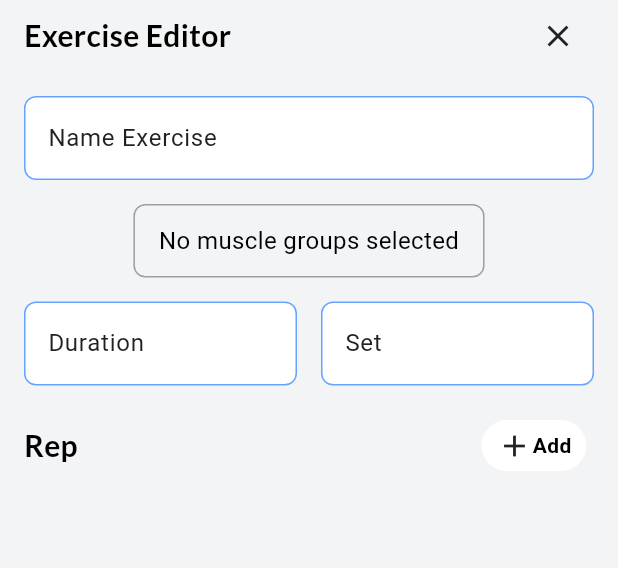
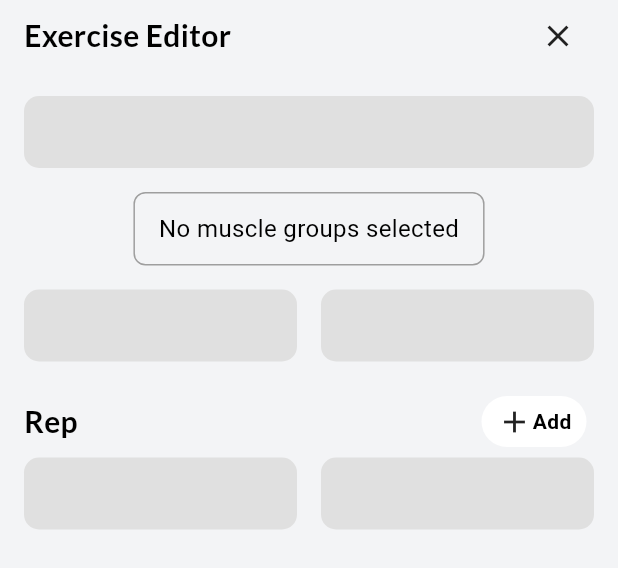
Before and after one commit to amanzetti/clocktrain, a Flutter app: the ExereciseEditor widget shown alone on an empty page, opened directly, on a phone screen of 412 x 824 dp. Shown: the top 568 px of the screen. Run offline on Flutter 3.47's test engine with Material 3 defaults, Android fonts, the phone set to English and light mode, and no system bars; our stand-ins replace audioplayers, cloud_firestore, firebase_core, flutter_riverpod, freezed_annotation, go_router and 5 more; accounts and stored records are empty; Roboto replaces fonts that are missing (Ubuntu).

Commit message:
refactor widget

```diff
--- a/lib/presentation/pages/dashboard/dashboard_page.dart
+++ b/lib/presentation/pages/dashboard/dashboard_page.dart
@@ -212,8 +212,8 @@ class DashboardPage extends ConsumerWidget {
             ),
           ],
         ),
-        AppCard(
-          padding: const EdgeInsets.all(16),
+        const AppCard(
+          padding: EdgeInsets.all(16),
           height: 200,
           color: Colors.white,
         ),
--- a/lib/presentation/pages/sheet/flow_manage_workout/exerecise_editor.dart
+++ b/lib/presentation/pages/sheet/flow_manage_workout/exerecise_editor.dart
@@ -1,16 +1,16 @@
-import 'package:clocktrain/presentation/themes/app_asset.dart';
 import 'package:clocktrain/presentation/themes/app_color.dart';
-import 'package:clocktrain/presentation/themes/app_typography.dart';
-import 'package:clocktrain/presentation/widgets/atoms/elevated_rounded_button.dart';
 import 'package:clocktrain/presentation/widgets/atoms/spacer_sized_box.dart';
+import 'package:clocktrain/presentation/widgets/atoms/text_filed_exercise_tile.dart';
 import 'package:clocktrain/presentation/widgets/molecules/app_time_picker.dart';
 import 'package:clocktrain/presentation/widgets/molecules/dropdown.dart';
+import 'package:clocktrain/presentation/widgets/organisms/header_with_action_button.dart';
+import 'package:clocktrain/presentation/widgets/organisms/header_with_close_button.dart';
 import 'package:flutter/material.dart';
-import 'package:go_router/go_router.dart';
 
 class ExereciseEditor extends StatelessWidget {
   ExereciseEditor({super.key});
 
+  final _nameControler = TextEditingController();
   final _durationControler = TextEditingController();
   final _setControler = TextEditingController();
 
@@ -19,15 +19,18 @@ class ExereciseEditor extends StatelessWidget {
     return Material(
       color: AppColor.instance.surface,
       child: SafeArea(
-        minimum: EdgeInsets.symmetric(horizontal: 16),
+        minimum: const EdgeInsets.symmetric(horizontal: 16),
         child: SingleChildScrollView(
           child: Column(
             children: [
-              _buildNavBar(context, 'Exercise Editor'),
+              HeaderWithCloseButton(title: 'Exercise Editor'),
               const SpacerSizedBox(
                   spacerType: SpacerType.vertical,
                   spacerSize: SpacerSize.medium),
-              _buildTextField('Name Exercise'),
+              TextFiledExerciseTile(
+                controller: _nameControler,
+                enabled: true,
+              ),
               const SpacerSizedBox(
                   spacerType: SpacerType.vertical,
                   spacerSize: SpacerSize.medium),
@@ -37,19 +40,38 @@ class ExereciseEditor extends StatelessWidget {
                   spacerSize: SpacerSize.medium),
               Row(
                 children: [
-                  _buildTextFieldFunction(context, _durationControler,
-                      TimePickerType.minuteSecond, 'Duration', 'Duration'),
+                  Flexible(
+                    child: TextFiledExerciseTile(
+                      controller: _durationControler,
+                      enabled: true,
+                      readOnly: true,
+                      onTap: () => _showCupertinoTimerPicker(
+                          context,
+                          _durationControler,
+                          TimePickerType.minuteSecond,
+                          'Duration',
+                          'Duration'),
+                    ),
+                  ),
                   const SpacerSizedBox(
                       spacerType: SpacerType.horizontal,
                       spacerSize: SpacerSize.medium),
-                  _buildTextFieldFunction(context, _setControler,
-                      TimePickerType.interval, 'Set', 'Set'),
+                  Flexible(
+                    child: TextFiledExerciseTile(
+                      controller: _setControler,
+                      enabled: true,
+                      readOnly: true,
+                      onTap: () => _showCupertinoTimerPicker(context,
+                          _setControler, TimePickerType.interval, 'Set', 'Set'),
+                    ),
+                  ),
                 ],
               ),
               const SpacerSizedBox(
                   spacerType: SpacerType.vertical,
                   spacerSize: SpacerSize.medium),
-              _buildNavBarAdd(context, 'Rep'),
+              HeaderWithActionButton(title: 'Rep'),
+              _repList(),
               // _buildTextField('Reps'),
               // const SpacerSizedBox(
               //     spacerType: SpacerType.vertical,
@@ -62,51 +84,6 @@ class ExereciseEditor extends StatelessWidget {
             ],
           ),
         ),
-      ),
-    );
-  }
-
-  Widget _buildNavBar(BuildContext context, String title) {
-    return Container(
-        child: Row(
-      mainAxisAlignment: MainAxisAlignment.spaceBetween,
-      children: [
-        Text(title, style: AppTypography().titleS),
-        IconButton(
-            onPressed: () {
-              context.pop();
-            },
-            icon: AppAsset.close)
-      ],
-    ));
-  }
-
-  Widget _buildNavBarAdd(BuildContext context, String title) {
-    return Container(
-        child: Row(
-      mainAxisAlignment: MainAxisAlignment.spaceBetween,
-      children: [
-        Text(title, style: AppTypography().titleS),
-        ElevatedNotchRoundedButton(
-            // onTap: () {
-            //   context.push(AppPath.sheetListPage + AppPath.workoutEditorPage);
-            // },
-            // onTap: () {
-            //   showDialog(
-            //       useSafeArea: false,
-            //       context: context,
-            //       builder: (context) => ExereciseEditor());
-            // },
-            )
-      ],
-    ));
-  }
-
-  Widget _buildTextField(String label) {
-    return TextField(
-      controller: TextEditingController(),
-      decoration: InputDecoration(
-        labelText: label,
       ),
     );
   }
@@ -141,23 +118,29 @@ class ExereciseEditor extends StatelessWidget {
     );
   }
 
-  Widget _buildTextFieldFunction(
-      BuildContext context,
-      TextEditingController controller,
-      TimePickerType timePickerType,
-      String label,
-      String hint) {
-    return Flexible(
-      child: TextField(
-        controller: controller,
-        readOnly: true,
-        onTap: () => _showCupertinoTimerPicker(
-            context, controller, timePickerType, label, hint),
-        decoration: InputDecoration(
-          labelText: label,
-          hintText: hint,
+  Widget _repList() {
+    return Wrap(
+      children: [
+        Row(
+          children: [
+            Flexible(
+              child: TextFiledExerciseTile(
+                controller: _nameControler,
+                enabled: true,
+              ),
+            ),
+            const SpacerSizedBox(
+                spacerType: SpacerType.horizontal,
+                spacerSize: SpacerSize.medium),
+            Flexible(
+              child: TextFiledExerciseTile(
+                controller: _nameControler,
+                enabled: true,
+              ),
+            ),
+          ],
         ),
-      ),
+      ],
     );
   }
 }
--- a/lib/presentation/widgets/atoms/text_filed_exercise_tile.dart
+++ b/lib/presentation/widgets/atoms/text_filed_exercise_tile.dart
@@ -7,11 +7,15 @@ class TextFiledExerciseTile extends ConsumerWidget {
   final TextEditingController controller;
   final bool enabled;
   final EdgeInsets? padding;
+  final bool readOnly;
+  final void Function()? onTap;
 
   const TextFiledExerciseTile({
     required this.controller,
     required this.enabled,
     this.padding,
+    this.readOnly = false,
+    this.onTap,
     super.key,
   });
 
@@ -20,8 +24,9 @@ class TextFiledExerciseTile extends ConsumerWidget {
     return Padding(
       padding: padding ?? const EdgeInsets.all(0),
       child: TextField(
-        readOnly: !enabled,
+        readOnly: readOnly,
         enabled: enabled,
+        onTap: onTap,
         textAlign: TextAlign.center,
         decoration: InputDecoration(
           fillColor: enabled
@@ -43,10 +48,10 @@ class TextFiledExerciseTile extends ConsumerWidget {
           counterText: '',
           contentPadding: EdgeInsets.zero,
         ),
-        maxLength: 3,
+        // maxLength: 3,
         controller: controller,
         style: AppTypography().titleL,
-        keyboardType: TextInputType.number,
+        // keyboardType: TextInputType.number,
       ),
     );
   }
--- a/lib/presentation/widgets/molecules/dropdown.dart
+++ b/lib/presentation/widgets/molecules/dropdown.dart
@@ -2,6 +2,8 @@ import 'package:clocktrain/utils/enum/muscle_group_enum.dart';
 import 'package:flutter/material.dart';
 
 class MultiSelectDropdown extends StatefulWidget {
+  const MultiSelectDropdown({super.key});
+
   @override
   _MultiSelectDropdownState createState() => _MultiSelectDropdownState();
 }
@@ -36,7 +38,7 @@ class _MultiSelectDropdownState extends State<MultiSelectDropdown> {
         GestureDetector(
           onTap: _showMultiSelectDialog,
           child: Container(
-            padding: EdgeInsets.symmetric(horizontal: 16, vertical: 12),
+            padding: const EdgeInsets.symmetric(horizontal: 16, vertical: 12),
             decoration: BoxDecoration(
               border: Border.all(color: Colors.grey),
               borderRadius: BorderRadius.circular(8),
@@ -45,7 +47,7 @@ class _MultiSelectDropdownState extends State<MultiSelectDropdown> {
               selectedMuscleGroups.isNotEmpty
                   ? selectedMuscleGroups.map((e) => e.name).join(', ')
                   : "No muscle groups selected",
-              style: TextStyle(color: Colors.black),
+              style: const TextStyle(color: Colors.black),
             ),
           ),
         ),
@@ -57,7 +59,7 @@ class _MultiSelectDropdownState extends State<MultiSelectDropdown> {
 class MultiSelectDialog extends StatefulWidget {
   final List<MuscleGroup> initialSelectedValues;
 
-  MultiSelectDialog({required this.initialSelectedValues});
+  const MultiSelectDialog({super.key, required this.initialSelectedValues});
 
   @override
   _MultiSelectDialogState createState() => _MultiSelectDialogState();
@@ -75,7 +77,7 @@ class _MultiSelectDialogState extends State<MultiSelectDialog> {
   @override
   Widget build(BuildContext context) {
     return AlertDialog(
-      title: Text("Select Muscle Groups"),
+      title: const Text("Select Muscle Groups"),
       content: SingleChildScrollView(
         child: ListBody(
           children: MuscleGroup.values.map((group) {
@@ -97,13 +99,13 @@ class _MultiSelectDialogState extends State<MultiSelectDialog> {
       ),
       actions: [
         TextButton(
-          child: Text("Cancel"),
+          child: const Text("Cancel"),
           onPressed: () {
             Navigator.of(context).pop();
           },
         ),
         TextButton(
-          child: Text("OK"),
+          child: const Text("OK"),
           onPressed: () {
             Navigator.of(context).pop(selectedValues);
           },
--- /dev/null
+++ b/lib/presentation/widgets/organisms/header_with_action_button.dart
@@ -0,0 +1,28 @@
+import 'package:clocktrain/presentation/themes/app_typography.dart';
+import 'package:clocktrain/presentation/widgets/atoms/elevated_rounded_button.dart';
+import 'package:flutter/material.dart';
+
+class HeaderWithActionButton extends StatelessWidget {
+  final String? title;
+  final Color? color;
+  final void Function()? onTap;
+  final double? height;
+
+  const HeaderWithActionButton(
+      {super.key, this.title, this.color, this.onTap, this.height});
+
+  @override
+  Widget build(BuildContext context) {
+    return Container(
+        color: color,
+        child: Row(
+          mainAxisAlignment: MainAxisAlignment.spaceBetween,
+          children: [
+            Text(title ?? '', style: AppTypography().titleS),
+            ElevatedNotchRoundedButton(
+              onTap: onTap,
+            )
+          ],
+        ));
+  }
+}
--- /dev/null
+++ b/lib/presentation/widgets/organisms/header_with_close_button.dart
@@ -0,0 +1,31 @@
+import 'package:clocktrain/presentation/themes/app_asset.dart';
+import 'package:clocktrain/presentation/themes/app_typography.dart';
+import 'package:flutter/material.dart';
+import 'package:go_router/go_router.dart';
+
+class HeaderWithCloseButton extends StatelessWidget {
+  final String? title;
+  final Color? color;
+  final void Function()? onTap;
+  final double? height;
+
+  const HeaderWithCloseButton(
+      {super.key, this.title, this.color, this.onTap, this.height});
+
+  @override
+  Widget build(BuildContext context) {
+    return Container(
+        color: color,
+        child: Row(
+          mainAxisAlignment: MainAxisAlignment.spaceBetween,
+          children: [
+            Text(title ?? '', style: AppTypography().titleS),
+            IconButton(
+                onPressed: () {
+                  context.pop();
+                },
+                icon: AppAsset.close)
+          ],
+        ));
+  }
+}
```
Also changed, not shown: lib/presentation/pages/sheet/sheet_page.dart (+6 -16 lines), lib/presentation/pages/sheet/workout_list_page.dart (+7 -22 lines), lib/presentation/widgets/atoms/option_keybord.dart (deleted, +0 -25 lines), lib/presentation/widgets/molecules/time_picker.dart (deleted, +0 -109 lines).
